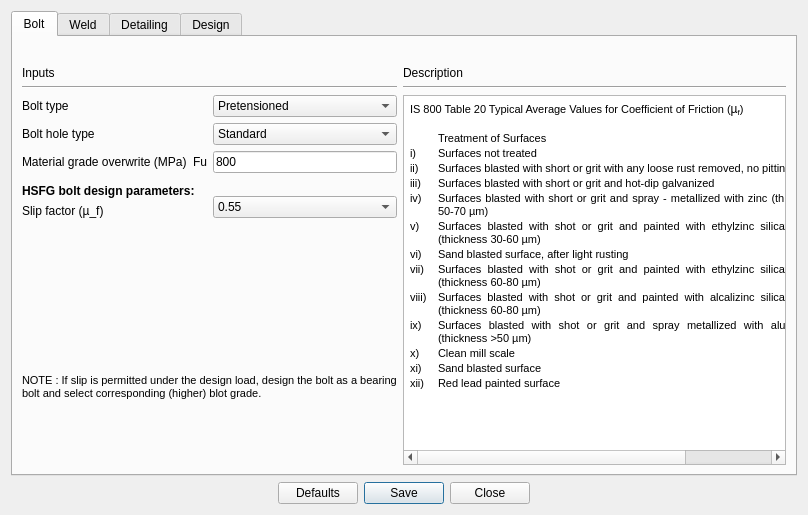
The window that Connections/Moment/ExtendedEndPlate/ui_design_preferences.ui (GreatDevelopers/osdag-core) describes before a commit, drawn with Qt 5.
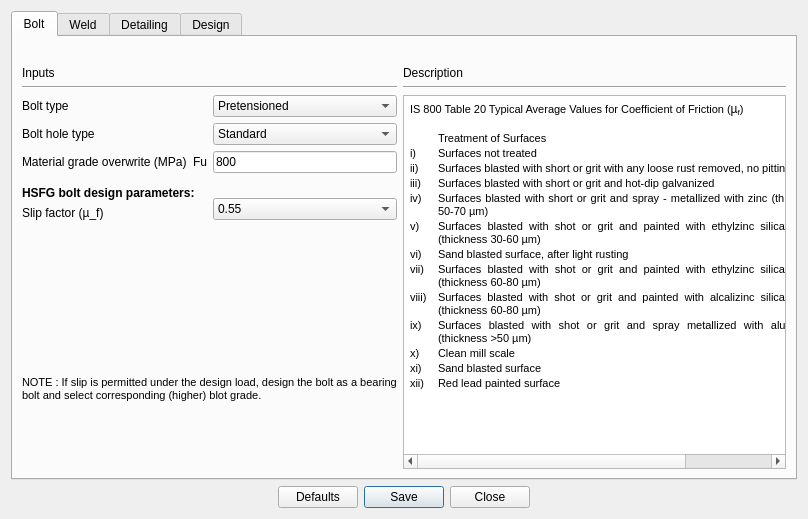
The same window after the commit.

Diff of the .ui file:
```diff
--- a/Connections/Moment/ExtendedEndPlate/ui_design_preferences.ui
+++ b/Connections/Moment/ExtendedEndPlate/ui_design_preferences.ui
@@ -7,7 +7,7 @@
     <x>0</x>
     <y>0</y>
     <width>808</width>
-    <height>515</height>
+    <height>519</height>
    </rect>
   </property>
   <property name="windowTitle">
```
Left out of the diff: 2 changed lines with no effect on the pictures.
